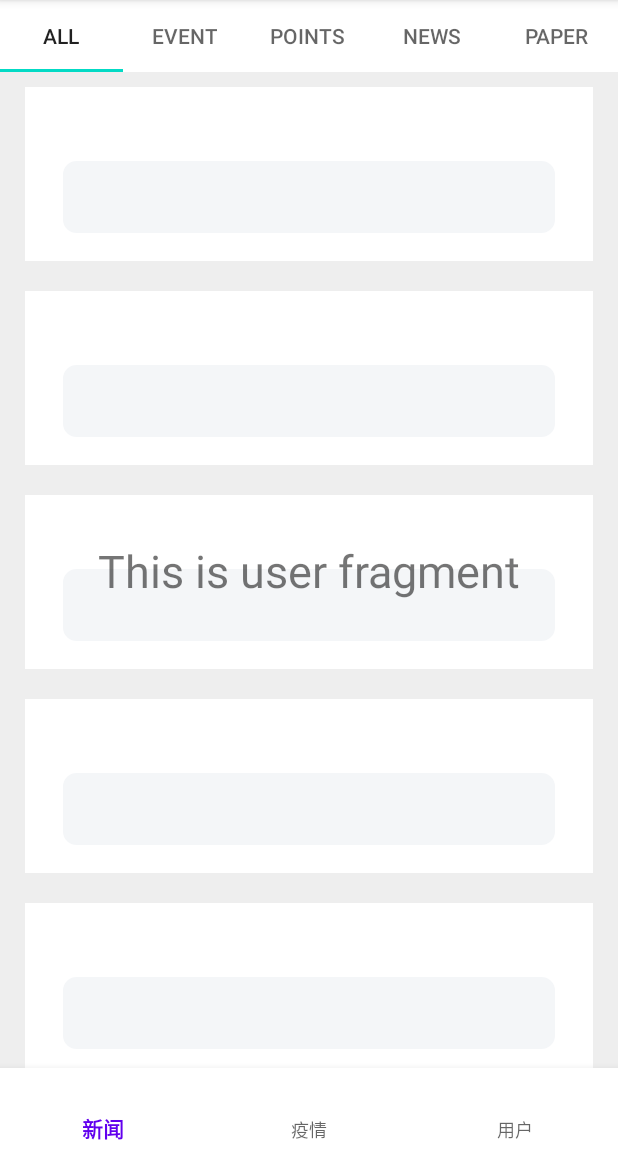
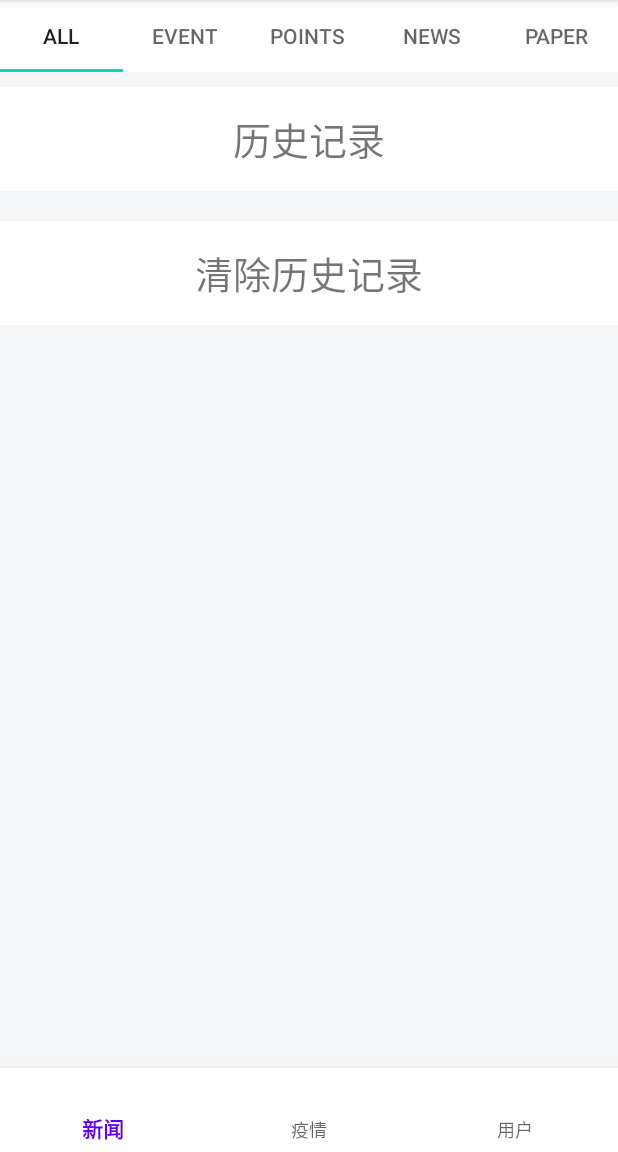
Before and after one commit to hyw498169842/SimpleNews, an Android app: the fragment UserFragment placed in its activity, on a phone screen of 412 x 824 dp, the part 84-1236 px from its top. Run offline under Robolectric (Android 15) with nearby library versions, the phone set to English and light mode, and no system bars; libraries missing offline, so code that uses them is left out: com.alibaba.fastjson, com.blcodes.views; plain views replace BounceLayout; network calls fail; 13 statements that could not run were skipped.

Commit message:
almost finished

```diff
--- a/app/src/main/java/com/java/huangyuwei/MainActivity.java
+++ b/app/src/main/java/com/java/huangyuwei/MainActivity.java
@@ -1,10 +1,14 @@
 package com.java.huangyuwei;
 
+import android.Manifest;
+import android.content.pm.PackageManager;
 import android.os.Bundle;
 import android.view.MenuItem;
 
 import androidx.annotation.NonNull;
 import androidx.appcompat.app.AppCompatActivity;
+import androidx.core.app.ActivityCompat;
+import androidx.core.content.ContextCompat;
 import androidx.fragment.app.FragmentManager;
 import androidx.fragment.app.FragmentTransaction;
 
@@ -15,6 +19,18 @@ public class MainActivity extends AppCompatActivity {
 	private CovidFragment covidFragment;
 	private UserFragment userFragment;
 	private Thread mainThreadHandler;
+	private void checkNeedPermissions(){
+		if (ContextCompat.checkSelfPermission(this, Manifest.permission.WRITE_EXTERNAL_STORAGE)
+				!= PackageManager.PERMISSION_GRANTED
+				|| ContextCompat.checkSelfPermission(this, Manifest.permission.READ_EXTERNAL_STORAGE)
+				!= PackageManager.PERMISSION_GRANTED) {
+			//多个权限一起申请
+			ActivityCompat.requestPermissions(this, new String[]{
+					Manifest.permission.WRITE_EXTERNAL_STORAGE,
+					Manifest.permission.READ_EXTERNAL_STORAGE
+			}, 1);
+		}
+	}
 	@Override
 	protected void onCreate(Bundle savedInstanceState) {
 		super.onCreate(savedInstanceState);
@@ -44,6 +60,6 @@ public class MainActivity extends AppCompatActivity {
 				return true;
 			}
 		});
-
+		checkNeedPermissions();
 	}
 }
--- a/app/src/main/java/com/java/huangyuwei/UserFragment.java
+++ b/app/src/main/java/com/java/huangyuwei/UserFragment.java
@@ -1,18 +1,38 @@
 package com.java.huangyuwei;
 
+import android.content.Intent;
 import android.os.Bundle;
 import android.view.LayoutInflater;
 import android.view.View;
 import android.view.ViewGroup;
+import android.widget.TextView;
 
 import androidx.annotation.NonNull;
 import androidx.annotation.Nullable;
 import androidx.fragment.app.Fragment;
 
+import com.java.huangyuwei.news.newssaver.News2Json;
+
 public class UserFragment extends Fragment {
 	@Nullable
 	@Override
 	public View onCreateView(@NonNull LayoutInflater inflater, @Nullable ViewGroup container, @Nullable Bundle savedInstanceState) {
-		return inflater.inflate(R.layout.user_fragment, container, false);
+		View view = inflater.inflate(R.layout.user_fragment, container, false);
+		TextView historyView = view.findViewById(R.id.history);
+		TextView clearHistoryView = view.findViewById(R.id.clear_history);
+		clearHistoryView.setOnClickListener(new View.OnClickListener() {
+			@Override
+			public void onClick(View view) {
+				News2Json.delete(getContext().getFilesDir().getPath());
+			}
+		});
+		historyView.setOnClickListener(new View.OnClickListener() {
+			@Override
+			public void onClick(View view) {
+				Intent intent = new Intent(getActivity(), HistoryActivity.class);
+				startActivity(intent);
+			}
+		});
+		return view;
 	}
 }
--- a/app/src/main/java/com/java/huangyuwei/news/newsparser/JsonParser.java
+++ b/app/src/main/java/com/java/huangyuwei/news/newsparser/JsonParser.java
@@ -15,7 +15,7 @@ import java.net.URL;
 class JsonParser {
     final int N = 8;
     private BufferedReader bReader;
-    String[][] getNNews(int pageNum, String type){
+    String[][] getNNews(int pageNum, String type) throws IOException {
         String[][] nextNNews = new String[N][5];
         try {
             URL titleURL = new URL("https://covid-dashboard.aminer.cn/api/events/list?size=" + N + "&page=" + pageNum + "&type=" + type);
@@ -42,8 +42,6 @@ class JsonParser {
             e.printStackTrace();
         } catch (UnsupportedEncodingException e) {
             e.printStackTrace();
-        } catch (IOException e) {
-            e.printStackTrace();
         }
         return nextNNews;
     }
--- a/app/src/main/java/com/java/huangyuwei/news/newsparser/Server.java
+++ b/app/src/main/java/com/java/huangyuwei/news/newsparser/Server.java
@@ -2,6 +2,8 @@ package com.java.huangyuwei.news.newsparser;
 
 import android.os.Handler;
 import android.os.Message;
+
+import java.io.IOException;
 
 public class Server extends Thread {
     static int page = 0;
@@ -12,7 +14,15 @@ public class Server extends Thread {
         super.run();
         JsonParser jParser = new JsonParser();
         page++;
-        String[][] newsList = jParser.getNNews(page, type);
+        String[][] newsList = new String[0][];
+        try {
+            newsList = jParser.getNNews(page, type);
+        } catch (IOException e) {
+            Message msg = new Message();
+            msg.what = 2;
+            mainThreadHandler.sendMessage(msg);
+            return;
+        }
         Message message = new Message();
         message.obj = newsList;
         message.what = 0;
--- a/app/src/main/res/layout/user_fragment.xml
+++ b/app/src/main/res/layout/user_fragment.xml
@@ -1,17 +1,30 @@
 <?xml version="1.0" encoding="utf-8"?>
-<androidx.constraintlayout.widget.ConstraintLayout xmlns:android="http://schemas.android.com/apk/res/android"
+<LinearLayout
+    xmlns:android="http://schemas.android.com/apk/res/android"
+    android:layout_height="match_parent"
     android:layout_width="match_parent"
-    android:layout_height="match_parent"
-    xmlns:app="http://schemas.android.com/apk/res-auto">
+    android:orientation="vertical"
+    android:background="#F4F6F8">
 
     <TextView
-        android:layout_width="wrap_content"
+        android:background="#FFFFFF"
+        android:layout_width="match_parent"
         android:layout_height="wrap_content"
-        android:text="This is user fragment"
-        android:textSize="30sp"
-        app:layout_constraintBottom_toBottomOf="parent"
-        app:layout_constraintTop_toTopOf="parent"
-        app:layout_constraintLeft_toLeftOf="parent"
-        app:layout_constraintRight_toRightOf="parent"/>
+        android:text="历史记录"
+        android:textSize="25dp"
+        android:textAlignment="center"
+        android:layout_marginVertical="10dp"
+        android:paddingVertical="15dp"
+        android:id="@+id/history"/>
+    <TextView
+        android:background="#FFFFFF"
+        android:textSize="25dp"
+        android:layout_width="match_parent"
+        android:layout_height="wrap_content"
+        android:text="清除历史记录"
+        android:textAlignment="center"
+        android:layout_marginVertical="10dp"
+        android:paddingVertical="15dp"
+        android:id="@+id/clear_history"/>
 
-</androidx.constraintlayout.widget.ConstraintLayout>
+</LinearLayout>
--- a/app/src/main/res/values/strings.xml
+++ b/app/src/main/res/values/strings.xml
@@ -11,4 +11,5 @@
     <string name="to">to</string>
     <string name="choose_finish">选择终止日期</string>
     <string name="title_activity_news_detail">NewsDetailActivity</string>
+    <string name="title_activity_history">HistoryActivity</string>
 </resources>
```
Also changed, not shown: app/src/main/AndroidManifest.xml (+8 -2 lines), app/src/main/java/com/java/huangyuwei/HistoryActivity.java (added, +71 -0 lines), app/src/main/java/com/java/huangyuwei/news/NewsLayout.java (+13 -2 lines), app/src/main/java/com/java/huangyuwei/news/TypeFragment.java (+18 -0 lines), app/src/main/java/com/java/huangyuwei/news/newsparser/RefreshServer.java (+11 -1 lines), app/src/main/java/com/java/huangyuwei/news/newssaver/News.java (added, +48 -0 lines), app/src/main/java/com/java/huangyuwei/news/newssaver/News2Json.java (added, +92 -0 lines), app/src/main/res/layout/activity_history.xml (added, +48 -0 lines).
